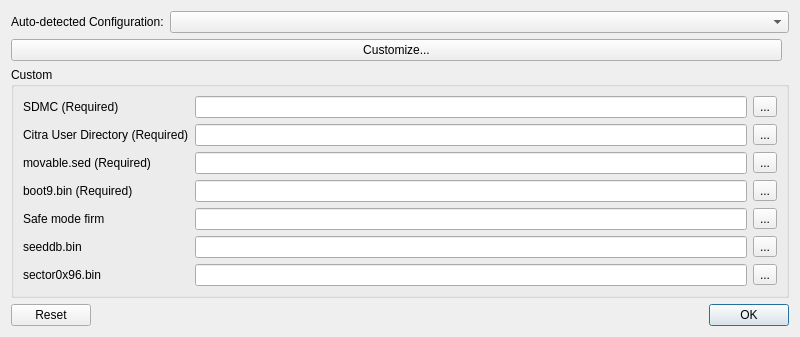
Above: src/frontend/main.ui from zhaowenlan1779/threeSD before the change. Below: the same form after it.
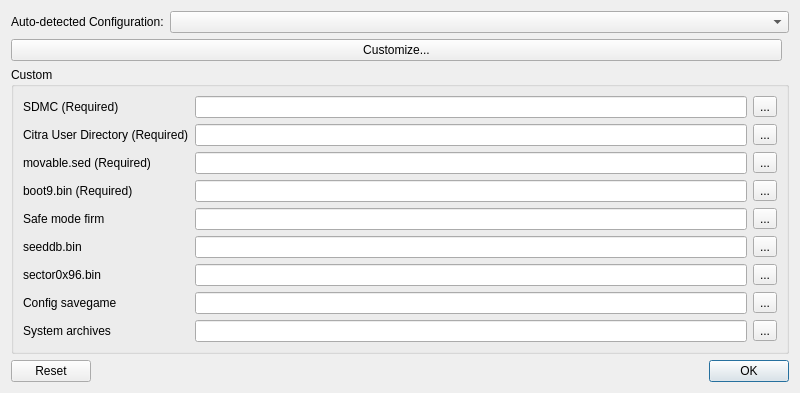
That is the form after the change.

Commit message: Add the new contents to custom config

The edit to the form file:
```diff
--- a/src/frontend/main.ui
+++ b/src/frontend/main.ui
@@ -208,6 +208,40 @@
         </property>
        </widget>
       </item>
+      <item row="7" column="0">
+       <widget class="QLabel">
+        <property name="text">
+         <string>Config savegame</string>
+        </property>
+       </widget>
+      </item>
+      <item row="7" column="1">
+       <widget class="QLineEdit" name="configSavegamePath"/>
+      </item>
+      <item row="7" column="2">
+       <widget class="QToolButton" name="configSavegameExplore">
+        <property name="text">
+         <string>...</string>
+        </property>
+       </widget>
+      </item>
+      <item row="8" column="0">
+       <widget class="QLabel">
+        <property name="text">
+         <string>System archives</string>
+        </property>
+       </widget>
+      </item>
+      <item row="8" column="1">
+       <widget class="QLineEdit" name="systemArchivesPath"/>
+      </item>
+      <item row="8" column="2">
+       <widget class="QToolButton" name="systemArchivesExplore">
+        <property name="text">
+         <string>...</string>
+        </property>
+       </widget>
+      </item>
      </layout>
     </widget>
    </item>
```
The commit also changes 1 other file.
